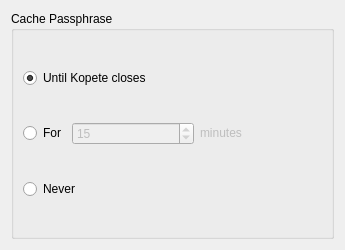
Before: the Qt Designer form plugins/cryptography/cryptographyprefsbase.ui in KDE/kopete, drawn with Qt 5.
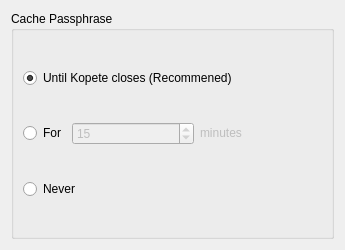
After: the same form once the commit is applied.

Commit message: GUI:Recommend to user to have Kopete prompt for secret key passphrase on startup and to cache it forever. See bug 94506. BUG:146485 Use libkleo class for metacontact public key selection, instead of borrowed KGPG code. This is asynchronous and therefore responsive. Don't display message if it contains path of a "message cryptographic state icon." This prevents forgery of a signed or encrypted message.

The edit to the form file:
```diff
--- a/plugins/cryptography/cryptographyprefsbase.ui
+++ b/plugins/cryptography/cryptographyprefsbase.ui
@@ -96,7 +96,7 @@
       <item row="0" column="0" colspan="3" >
        <widget class="QRadioButton" name="onClose" >
         <property name="text" >
-         <string>Until Kopete closes</string>
+         <string>Until Kopete closes (Recommened)</string>
         </property>
         <property name="checked" >
          <bool>true</bool>
```
The commit also changes 13 other files.
